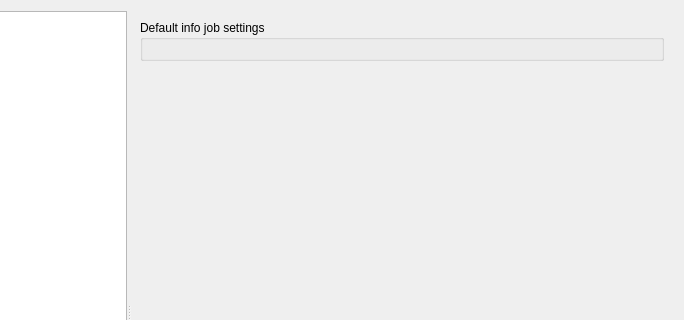
Old version of the form src/mkvtoolnix-gui/forms/main_window/preferences_dialog.ui in the repository jpsdr/MKVToolnix-Windows-7; both pictures show x 154 to 838 and y 0 to 320 of the 838 by 653 pixel window.
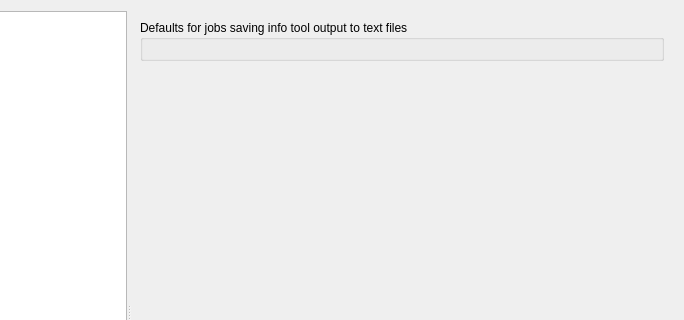
New version of the form. The open tabs and pages were chosen to show the change. Icons and pictures are not drawn. Custom widgets are drawn as their Qt base class.

Commit message:
GUI: info/preferences: make clearer what defaults for info jobs are used for
See #2259.

```diff
--- a/src/mkvtoolnix-gui/forms/main_window/preferences_dialog.ui
+++ b/src/mkvtoolnix-gui/forms/main_window/preferences_dialog.ui
@@ -1200,7 +1200,7 @@
         <item>
          <widget class="QGroupBox" name="groupBox_17">
           <property name="title">
-           <string>Default info job settings</string>
+           <string>Defaults for jobs saving info tool output to text files</string>
           </property>
           <layout class="QVBoxLayout" name="verticalLayout_32">
            <item>
```
The commit also changes 1 other file.
